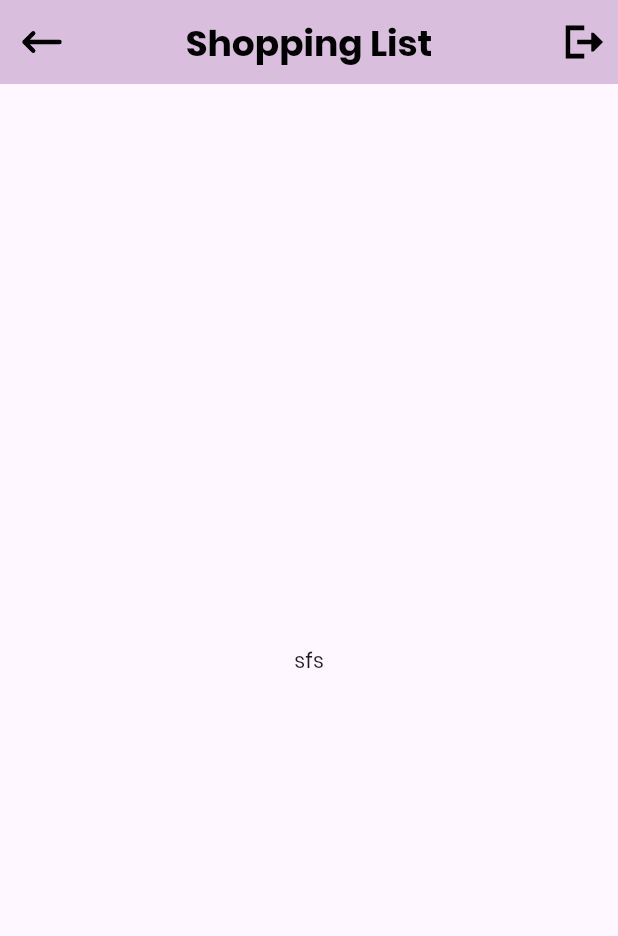
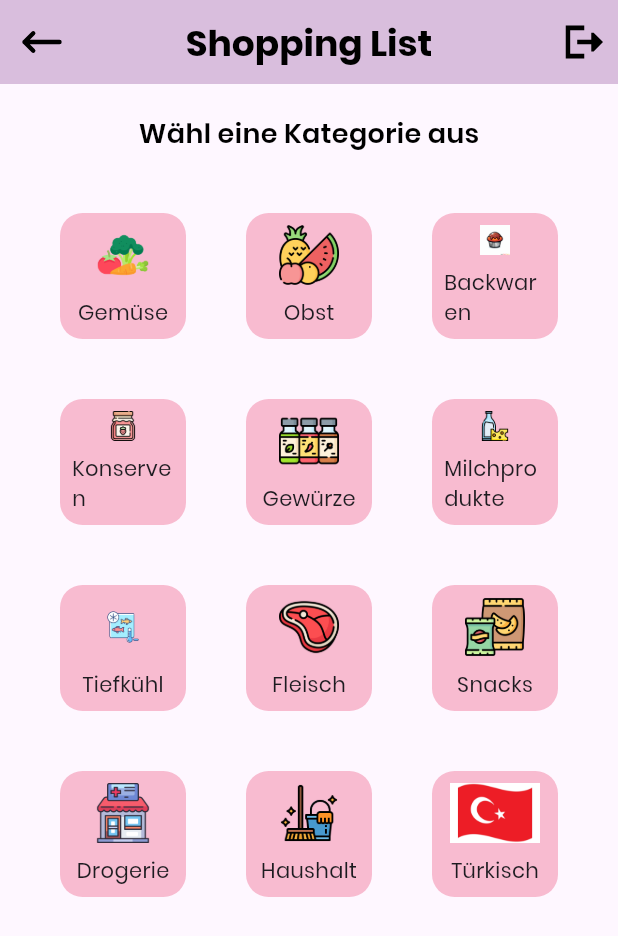
Before and after one commit to MxLinh/shopping_list_app, a Flutter app: the CreateShoppingList screen opened directly, on a phone screen of 412 x 824 dp. Shown: the top 936 px of the screen. Run offline on Flutter 3.47's test engine with Material 3 defaults, Android fonts, the phone set to English and light mode, and no system bars; our stand-ins replace flutter_svg, material_ui.

Commit message:
page for creating shopping list (basis)
with placeholder images

```diff
--- a/lib/pages/create_shopping_list.dart
+++ b/lib/pages/create_shopping_list.dart
@@ -1,4 +1,6 @@
 import 'package:material_ui/material_ui.dart';
+import 'package:shopping_list_app/pages/product_selection.dart';
+import 'package:shopping_list_app/structure/categories.dart';
 import 'package:shopping_list_app/widgets/custom_app_bar.dart';
 
 
@@ -9,7 +11,59 @@ class CreateShoppingList extends StatelessWidget {
   Widget build(BuildContext context) {
     return Scaffold(
       appBar: buildAppBar(context),
-      body: const Center(child: Text('sfs')),
+      body: Column(
+        children: [
+          const SizedBox(height: 20),
+          const Text(
+            'Wähl eine Kategorie aus',
+            style: TextStyle(
+              color: Colors.black,
+              fontSize: 18,
+              fontWeight: FontWeight.w600,
+            ),
+          ),
+          Expanded(
+            child: GridView.count(
+              padding: const EdgeInsets.all(40),
+              crossAxisSpacing: 40,
+              mainAxisSpacing: 40,
+              crossAxisCount: 3,
+              children: Categories.values
+                  .map((category) => _categoryButton(context, category))
+                  .toList(),
+            ),
+          ),
+        ],
+      ),
+    );
+  }
+
+  Widget _categoryButton(BuildContext context, Categories category) {
+    return InkWell(
+      borderRadius: BorderRadius.circular(15),
+      onTap: () {
+        Navigator.push(
+          context,
+          MaterialPageRoute(
+            builder: (_) => ProductSelectionPage(category: category),
+          ),
+        );
+      },
+      child: Container(
+        padding: const EdgeInsets.all(8),
+        decoration: BoxDecoration(
+          color: Colors.pink[100],
+          borderRadius: BorderRadius.circular(15),
+        ),
+        child: Column(
+          mainAxisAlignment: MainAxisAlignment.center,
+          children: [
+            Expanded(child: Image.asset(category.imagePath)),
+            const SizedBox(height: 8),
+            Text(category.label),
+          ],
+        ),
+      ),
     );
   }
 }
--- /dev/null
+++ b/lib/pages/product_selection.dart
@@ -0,0 +1,18 @@
+import 'package:material_ui/material_ui.dart';
+import 'package:shopping_list_app/structure/categories.dart';
+
+class ProductSelectionPage extends StatelessWidget {
+  const ProductSelectionPage({super.key, required this.category});
+
+  final Categories category;
+
+  @override
+  Widget build(BuildContext context) {
+    return Scaffold(
+      appBar: AppBar(),
+      body: Center(
+        child: Text(category.label),
+      ),
+    );
+  }
+}
--- /dev/null
+++ b/lib/structure/categories.dart
@@ -0,0 +1,19 @@
+enum Categories {
+  gemuese('Gemüse', 'assets/images/gemuese.png'),
+  obst('Obst', 'assets/images/obst.png'),
+  backwaren('Backwaren', 'assets/images/backwaren.png'),
+  konserven('Konserven', 'assets/images/konserven.png'),
+  gewuerze('Gewürze', 'assets/images/gewuerze.png'),
+  milchprodukte('Milchprodukte', 'assets/images/milchprodukte.png'),
+  tiefkuehl('Tiefkühl', 'assets/images/tiefkuehl.png'),
+  fleisch('Fleisch', 'assets/images/fleisch.png'),
+  snacks('Snacks', 'assets/images/snacks.png'),
+  drogerie('Drogerie', 'assets/images/drogerie.png'),
+  haushalt('Haushalt', 'assets/images/haushalt.png'),
+  tuerkisch('Türkisch', 'assets/images/tuerkisch.png');
+
+  const Categories(this.label, this.imagePath);
+
+  final String label;
+  final String imagePath;
+}
--- a/pubspec.yaml
+++ b/pubspec.yaml
@@ -62,7 +62,7 @@ flutter:
   # To add assets to your application, add an assets section, like this:
   assets:
     - assets/icons/
-
+    - assets/images/
   # An image asset can refer to one or more resolution-specific "variants", see
   # https://flutter.dev/to/resolution-aware-images
 
```
Also changed, not shown: assets/images/backwaren.png (added), assets/images/drogerie.png (added), assets/images/fleisch.png (added), assets/images/gemuese.png (added), assets/images/gewuerze.png (added), assets/images/haushalt.png (added), assets/images/konserven.png (added), assets/images/milchprodukte.png (added), assets/images/obst.png (added), assets/images/snacks.png (added), assets/images/tiefkuehl.png (added), assets/images/tuerkisch.png (added).
